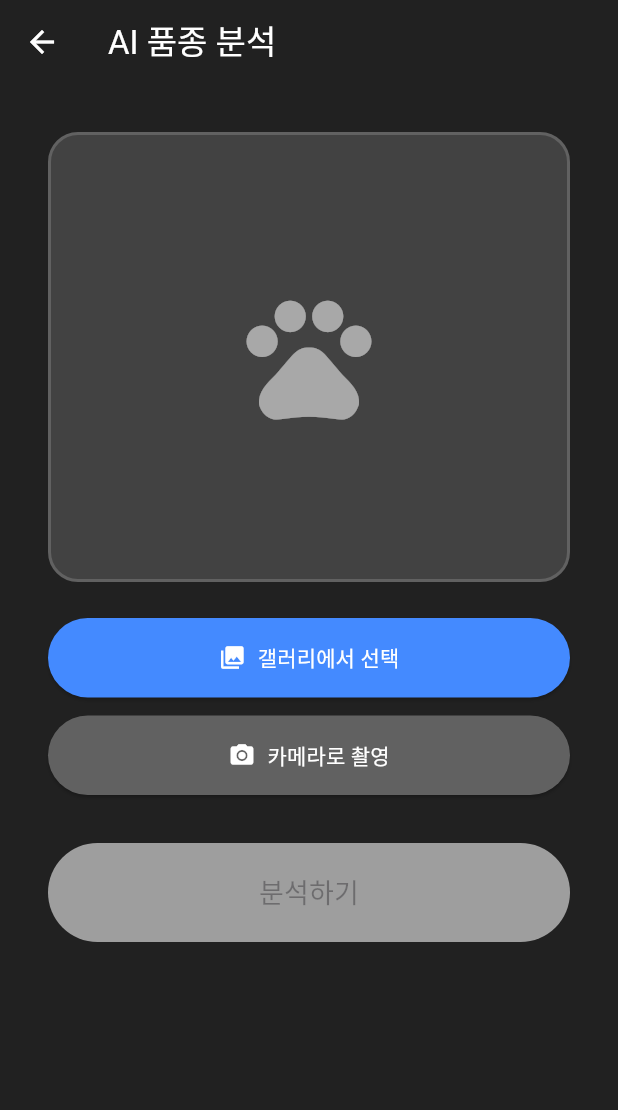
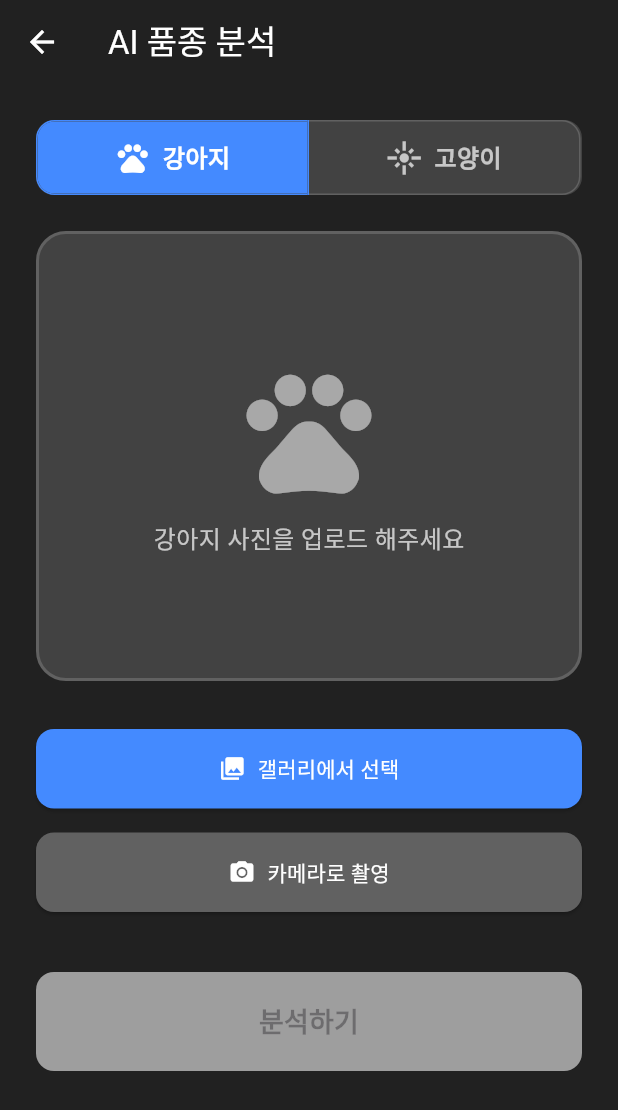
Before and after one commit to ohsang14/pet_care_ai_flutter_app, a Flutter app: the AnalysisScreen screen opened directly, on a phone screen of 412 x 824 dp. Shown: the top 1110 px of the screen. Run offline on Flutter 3.47's test engine with Material 3 defaults, Android fonts, the phone set to English and light mode, and no system bars; our stand-ins replace image_picker.

Commit message:
강아지, 고양이 품종 분석 구현완료

```diff
--- a/lib/analysis_screen.dart
+++ b/lib/analysis_screen.dart
@@ -1,11 +1,11 @@
-import 'dart:convert'; // jsonDecode, utf8
-import 'dart:io'; // File
+import 'dart:convert';
+import 'dart:io';
 import 'package:flutter/material.dart';
 import 'package:http/http.dart' as http;
 import 'package:image_picker/image_picker.dart';
 
-import 'models/analysis_reslult.dart';
-import 'models/analysis_result_screen.dart'; // 1. image_picker import
+import 'models/analysis_reslult.dart'; // 👈 'analysis_result.dart'로 오타 수정 필요
+import 'models/analysis_result_screen.dart';
 
 class AnalysisScreen extends StatefulWidget {
   const AnalysisScreen({super.key});
@@ -15,74 +15,79 @@ class AnalysisScreen extends StatefulWidget {
 }
 
 class _AnalysisScreenState extends State<AnalysisScreen> {
-  // 4. 선택된 이미지 파일을 저장할 변수 (dart:io의 File)
   File? _imageFile;
-  // 5. 로딩 상태를 관리할 변수
   bool _isLoading = false;
-  // 6. image_picker 인스턴스 생성
   final ImagePicker _picker = ImagePicker();
 
-  // 7. 갤러리 또는 카메라에서 이미지를 가져오는 함수
+  // 강아지/고양이 선택 상태. 기본값은 "dog"
+  String _petType = "dog";
+
+  // Spring Boot 서버 URL (Android 에뮬레이터에서 로컬 PC 접근 시 사용)
+  final String _baseUrl = "http://10.0.2.2:8080";
+
+  // 이미지 선택 함수 (갤러리/카메라)
   Future<void> _pickImage(ImageSource source) async {
     try {
       final XFile? pickedFile = await _picker.pickImage(source: source);
 
       if (pickedFile != null) {
-        // .HEIC 파일을 .jpg로 변환하는 작업 (선택 사항이지만 권장)
-        // 여기서는 우선 선택한 파일 그대로 사용합니다.
-        // 만약 .jpg/.png가 아니면 Python 서버에서 에러가 날 수 있습니다.
         setState(() {
           _imageFile = File(pickedFile.path);
         });
       }
     } catch (e) {
       print('이미지 선택 에러: $e');
+      if (mounted) {
         ScaffoldMessenger.of(context).showSnackBar(
           SnackBar(content: Text('이미지를 가져오는 데 실패했습니다: $e')),
         );
       }
     }
+  }
 
-  // 8. 이미지를 서버로 전송하고 분석을 요청하는 함수
+  // 이미지 분석 요청 함수
   Future<void> _analyzeImage() async {
-    if (_imageFile == null) return;
+    if (_imageFile == null) {
+      if (mounted) {
+        ScaffoldMessenger.of(context).showSnackBar(
+          const SnackBar(content: Text('분석할 이미지를 먼저 선택해주세요.')),
+        );
+      }
+      return;
+    }
 
-    // 9. 로딩 시작
     setState(() {
       _isLoading = true;
     });
 
-    // 10. Spring Boot 서버의 '중계' API 주소
-    final url = Uri.parse('http://10.0.2.2:8080/api/analysis/breed');
+    // 선택된 _petType에 따라 동적으로 API 엔드포인트 결정
+    final String apiEndpoint = _petType == "dog" ? "/dog" : "/cat";
+    final url = Uri.parse('$_baseUrl/api/analysis$apiEndpoint');
+
+    print('INFO: 호출하는 API URL: $url (펫 타입: $_petType)'); // 디버깅용 로그
 
     try {
-      // 11. 파일을 전송하기 위해 MultipartRequest 생성
       var request = http.MultipartRequest('POST', url);
-
-      // 12. 'file'이라는 키로 이미지 파일 추가
       request.files.add(
         await http.MultipartFile.fromPath(
-          'file', // Spring Boot에서 @RequestParam("file")로 받을 키
+          'file',
           _imageFile!.path,
         ),
       );
 
-      // 13. 요청 전송 및 응답 받기
       final streamedResponse = await request.send();
       final response = await http.Response.fromStream(streamedResponse);
 
       if (!mounted) return;
 
       if (response.statusCode == 200) {
-        // 14. 성공! (Python 서버가 보낸 JSON 배열이 도착)
+        print('분석 성공');
         final List<dynamic> responseData =
         jsonDecode(utf8.decode(response.bodyBytes));
 
-        // 15. JSON 배열을 List<AnalysisResult>로 변환
         final List<AnalysisResult> results =
         responseData.map((data) => AnalysisResult.fromJson(data)).toList();
 
-        // 16. 결과 화면으로 이동 (결과 리스트 전달)
         Navigator.push(
           context,
           MaterialPageRoute(
@@ -90,22 +95,24 @@ class _AnalysisScreenState extends State<AnalysisScreen> {
           ),
         );
       } else {
-        // 17. 실패
-        print('분석 실패: ${response.body}');
+        print('분석 실패: ${response.statusCode}, ${response.body}');
         ScaffoldMessenger.of(context).showSnackBar(
-          const SnackBar(content: Text('이미지 분석에 실패했습니다.')),
+          SnackBar(content: Text('분석에 실패했습니다. (${response.statusCode})')),
         );
       }
     } catch (e) {
       print('분석 요청 에러: $e');
+      if (mounted) {
         ScaffoldMessenger.of(context).showSnackBar(
-        const SnackBar(content: Text('서버 통신 중 에러가 발생했습니다.')),
+          SnackBar(content: Text('서버 통신 중 에러가 발생했습니다: $e')),
         );
+      }
     } finally {
-      // 18. 로딩 종료
+      if (mounted) {
         setState(() {
           _isLoading = false;
         });
+      }
     }
   }
 
@@ -118,42 +125,161 @@ class _AnalysisScreenState extends State<AnalysisScreen> {
         backgroundColor: Colors.grey[900],
         foregroundColor: Colors.white,
       ),
-      // 19. 로딩 중이면 스피너, 아니면 화면 표시
       body: _isLoading
-          ? const Center(
+          ? _buildLoadingIndicator() // 로딩 중 UI
+          : _buildMainContent(),    // 메인 콘텐츠 UI
+    );
+  }
+
+  // 로딩 중일 때 표시할 UI
+  Widget _buildLoadingIndicator() {
+    return const Center(
       child: Column(
         mainAxisAlignment: MainAxisAlignment.center,
         children: [
-              CircularProgressIndicator(),
+          CircularProgressIndicator(color: Colors.white),
           SizedBox(height: 20),
-              Text('AI가 사진을 분석하고 있습니다...\n잠시만 기다려주세요.',
+          Text(
+            'AI가 사진을 분석하고 있습니다...\n잠시만 기다려주세요.',
             textAlign: TextAlign.center,
-                  style: TextStyle(color: Colors.white, fontSize: 16)),
+            style: TextStyle(color: Colors.white, fontSize: 16),
+          ),
         ],
-          ))
-          : _buildImageUploader(),
+      ),
     );
   }
 
-  // 20. Figma 디자인과 유사한 이미지 업로더 UI
-  Widget _buildImageUploader() {
+  // 메인 콘텐츠 (이미지 선택 및 버튼) UI
+  Widget _buildMainContent() {
     return SingleChildScrollView(
-      padding: const EdgeInsets.all(32.0),
+      padding: const EdgeInsets.all(24.0), // Padding 조정
       child: Column(
         crossAxisAlignment: CrossAxisAlignment.stretch,
         children: [
-          // 21. 이미지 미리보기 또는 업로드 영역
-          Container(
+          _buildPetTypeSelector(), // 강아지/고양이 선택 UI
+          const SizedBox(height: 24),
+
+          _buildImagePreview(), // 이미지 미리보기/업로드 영역
+          const SizedBox(height: 32),
+
+          _buildActionButton(
+            onPressed: () => _pickImage(ImageSource.gallery),
+            icon: Icons.photo_library,
+            label: '갤러리에서 선택',
+            backgroundColor: Colors.blueAccent,
+          ),
+          const SizedBox(height: 16),
+
+          _buildActionButton(
+            onPressed: () => _pickImage(ImageSource.camera),
+            icon: Icons.camera_alt,
+            label: '카메라로 촬영',
+            backgroundColor: Colors.grey[700]!,
+          ),
+          const SizedBox(height: 40),
+
+          _buildAnalyzeButton(), // 분석하기 버튼
+        ],
+      ),
+    );
+  }
+
+  // ======== ✅ 여기가 수정된 부분 =========
+  // 강아지/고양이 선택 토글 버튼 UI (MediaQuery로 수정)
+  Widget _buildPetTypeSelector() {
+
+    // 1. 화면의 전체 너비를 가져옵니다.
+    final double screenWidth = MediaQuery.of(context).size.width;
+
+    // 2. SingleChildScrollView의 좌우 패딩 값 (각 24.0)
+    final double horizontalPadding = 24.0 * 2;
+
+    // 3. ToggleButtons가 차지할 수 있는 실제 너비
+    final double availableWidth = screenWidth - horizontalPadding;
+
+    // 4. ToggleButtons는 버튼 사이에 1px 구분선을 가집니다.
+    //    (실제 너비 / 2)를 한 뒤, 테두리 여유 공간(2px)을 뺍니다.
+    final double buttonWidth = (availableWidth / 2) - 2.0;
+
+    return Container(
+      decoration: BoxDecoration(
+        color: Colors.grey[800],
+        borderRadius: BorderRadius.circular(12),
+      ),
+      // 5. 'constraints' 속성을 제거합니다.
+      child: ToggleButtons(
+        isSelected: [_petType == "dog", _petType == "cat"],
+        onPressed: (int index) {
+          setState(() {
+            _petType = (index == 0) ? "dog" : "cat";
+          });
+        },
+        borderRadius: BorderRadius.circular(12),
+        fillColor: Colors.blueAccent,
+        selectedColor: Colors.white,
+        color: Colors.white70,
+        borderColor: Colors.grey[700],
+        selectedBorderColor: Colors.blueAccent,
+        splashColor: Colors.blueAccent.withOpacity(0.3),
+        highlightColor: Colors.blueAccent.withOpacity(0.1),
+
+        // 6. 'children'의 각 Row를 'SizedBox'로 감싸서 너비를 강제합니다.
+        children: [
+          SizedBox(
+            width: buttonWidth, // 👈 너비 지정
+            child: const Row(
+              mainAxisAlignment: MainAxisAlignment.center,
+              children: [
+                Icon(Icons.pets),
+                SizedBox(width: 8),
+                Text('강아지', style: TextStyle(fontSize: 16, fontWeight: FontWeight.bold)),
+              ],
+            ),
+          ),
+          SizedBox(
+            width: buttonWidth, // 👈 너비 지정
+            child: const Row(
+              mainAxisAlignment: MainAxisAlignment.center,
+              children: [
+                Icon(Icons.flare),
+                SizedBox(width: 8),
+                Text('고양이', style: TextStyle(fontSize: 16, fontWeight: FontWeight.bold)),
+              ],
+            ),
+          ),
+        ],
+      ),
+    );
+  }
+  // ======== ✅ 여기까지 수정된 부분 =========
+
+
+  // 이미지 미리보기/업로드 영역 UI
+  Widget _buildImagePreview() {
+    return Container(
       height: 300,
       decoration: BoxDecoration(
         color: Colors.grey[800],
         borderRadius: BorderRadius.circular(20),
         border: Border.all(color: Colors.grey[700]!, width: 2),
       ),
-            // 22. _imageFile 상태에 따라 다른 위젯 표시
       child: _imageFile == null
-                ? const Center(
-              child: Icon(Icons.pets, color: Colors.white54, size: 100),
+          ? Center(
+        child: Column(
+          mainAxisAlignment: MainAxisAlignment.center,
+          children: [
+            Icon(
+              _petType == "dog" ? Icons.pets : Icons.flare, // 선택된 동물에 따라 아이콘 변경
+              color: Colors.white54,
+              size: 100,
+            ),
+            const SizedBox(height: 10),
+            Text(
+              '${_petType == "dog" ? "강아지" : "고양이"} 사진을 업로드 해주세요',
+              style: const TextStyle(color: Colors.white70, fontSize: 16),
+            ),
+          ],
+        ),
       )
           : ClipRRect(
         borderRadius: BorderRadius.circular(18),
@@ -162,48 +288,45 @@ class _AnalysisScreenState extends State<AnalysisScreen> {
           fit: BoxFit.cover,
         ),
       ),
-          ),
-          const SizedBox(height: 24),
+    );
+  }
 
-          // 23. 갤러리에서 선택 버튼
-          ElevatedButton.icon(
-            onPressed: () => _pickImage(ImageSource.gallery),
-            icon: const Icon(Icons.photo_library),
-            label: const Text('갤러리에서 선택'),
+  // 공통 버튼 UI 빌더
+  Widget _buildActionButton({
+    required VoidCallback onPressed,
+    required IconData icon,
+    required String label,
+    required Color backgroundColor,
+  }) {
+    return ElevatedButton.icon(
+      onPressed: onPressed,
+      icon: Icon(icon),
+      label: Text(label),
       style: ElevatedButton.styleFrom(
         padding: const EdgeInsets.symmetric(vertical: 16),
-              backgroundColor: Colors.blueAccent,
+        backgroundColor: backgroundColor,
         foregroundColor: Colors.white,
+        shape: RoundedRectangleBorder(
+          borderRadius: BorderRadius.circular(12),
         ),
       ),
-          const SizedBox(height: 12),
+    );
+  }
 
-          // 24. 카메라로 촬영 버튼
-          ElevatedButton.icon(
-            onPressed: () => _pickImage(ImageSource.camera),
-            icon: const Icon(Icons.camera_alt),
-            label: const Text('카메라로 촬영'),
-            style: ElevatedButton.styleFrom(
-              padding: const EdgeInsets.symmetric(vertical: 16),
-              backgroundColor: Colors.grey[700],
-              foregroundColor: Colors.white,
-            ),
-          ),
-          const SizedBox(height: 32),
-
-          // 25. 분석하기 버튼 (이미지가 있을 때만 활성화)
-          ElevatedButton(
+  // 분석하기 버튼 UI
+  Widget _buildAnalyzeButton() {
+    return ElevatedButton(
       onPressed: _imageFile == null ? null : _analyzeImage,
       style: ElevatedButton.styleFrom(
         padding: const EdgeInsets.symmetric(vertical: 20),
         backgroundColor: Colors.green,
         foregroundColor: Colors.white,
         disabledBackgroundColor: Colors.grey,
+        shape: RoundedRectangleBorder(
+          borderRadius: BorderRadius.circular(12),
         ),
-            child: const Text('분석하기', style: TextStyle(fontSize: 18)),
       ),
-        ],
-      ),
+      child: const Text('분석하기', style: TextStyle(fontSize: 18, fontWeight: FontWeight.bold)),
     );
   }
 }
```
Also changed, not shown: pubspec.lock, 4 other files. Lines whose indentation alone changed are shown as unchanged.
